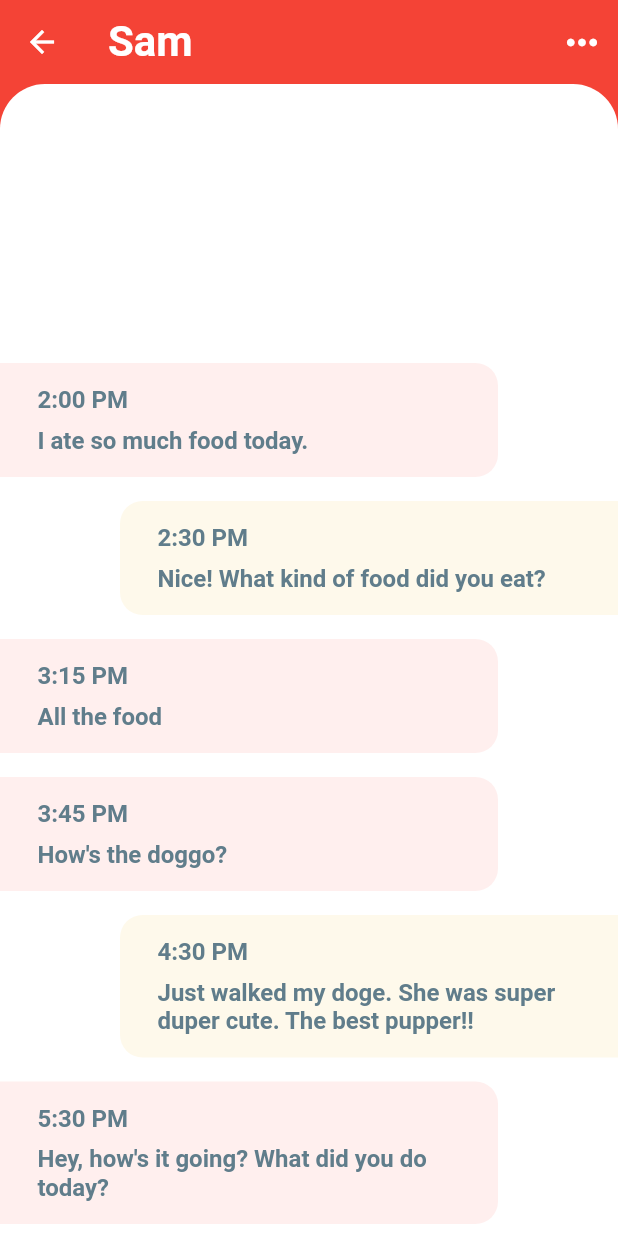
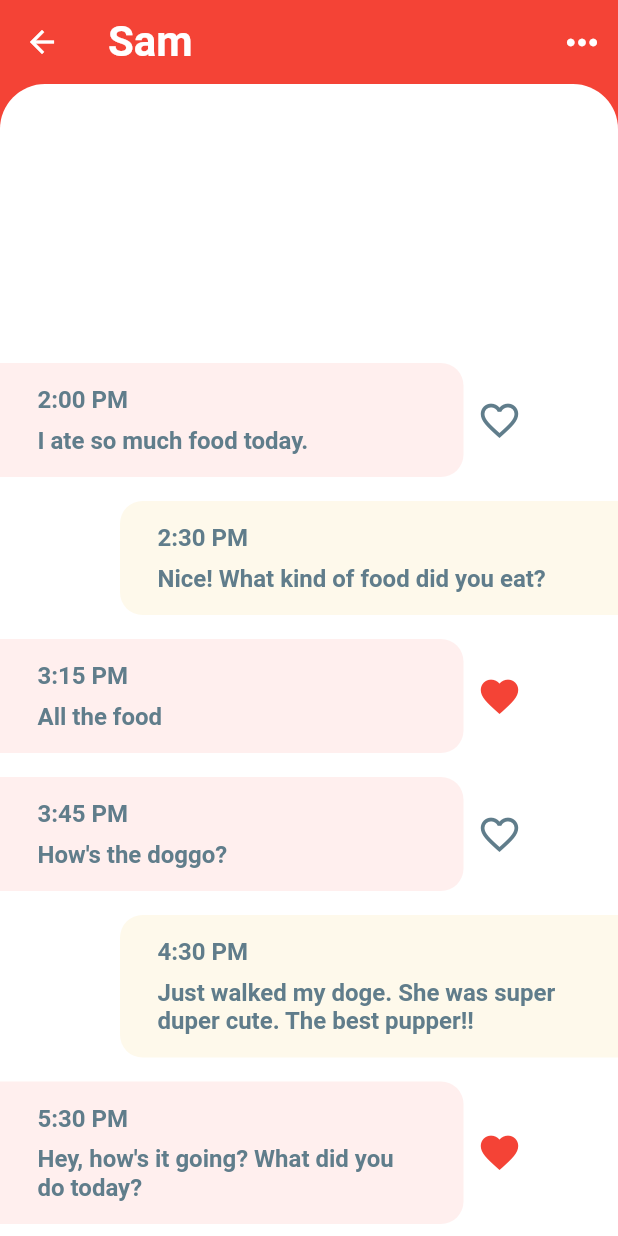
Before and after one commit to jayson-xu/flutter_chatui, a Flutter app: the screen it shows after launch, after a tap on "Sam", on a phone screen of 412 x 824 dp. Run offline on Flutter 3.47's test engine with Material 2 defaults, Android fonts, the phone set to English and light mode, and no system bars.

Commit message:
在接收到消息右边显示"Like"图标按钮

```diff
--- a/lib/screens/chat_screen.dart
+++ b/lib/screens/chat_screen.dart
@@ -13,13 +13,15 @@ class ChatScreen extends StatefulWidget {
 
 class _ChatScreenState extends State<ChatScreen> {
   _buildMessage(Message message, bool isMe) {
-    return Container(
+    final Container msg = Container(
       // 自已发送的消息靠右显示，接收到的消息靠左显示
       margin: isMe
           ? EdgeInsets.only(top: 8, bottom: 8, left: 80)
-          : EdgeInsets.only(top: 8, bottom: 8, right: 80),
+          : EdgeInsets.only(top: 8, bottom: 8),
       // 每句对话文本增加内边距，不然挤一块了
       padding: EdgeInsets.symmetric(horizontal: 25, vertical: 15),
+      // 收窄显示消息文本的容器的宽度，不然会出现黄黑警告条
+      width: MediaQuery.of(context).size.width * 0.75,
       decoration: BoxDecoration(
         // 容器的颜色，也就是背景。注意：有装饰器的时候颜色不能直接设置在Container上
         color: isMe ? Theme.of(context).accentColor : Color(0xFFFFEFEE),
@@ -56,6 +58,24 @@ class _ChatScreenState extends State<ChatScreen> {
           ),
         ],
       ),
+    );
+    if (isMe) {
+      return msg;
+    }
+    return Row(
+      children: [
+        msg,
+        IconButton(
+          icon: message.isLiked
+              ? Icon(Icons.favorite)
+              : Icon(Icons.favorite_border),
+          iconSize: 30,
+          color: message.isLiked
+              ? Theme.of(context).primaryColor
+              : Colors.blueGrey,
+          onPressed: () {},
+        ),
+      ],
     );
   }
 
```
